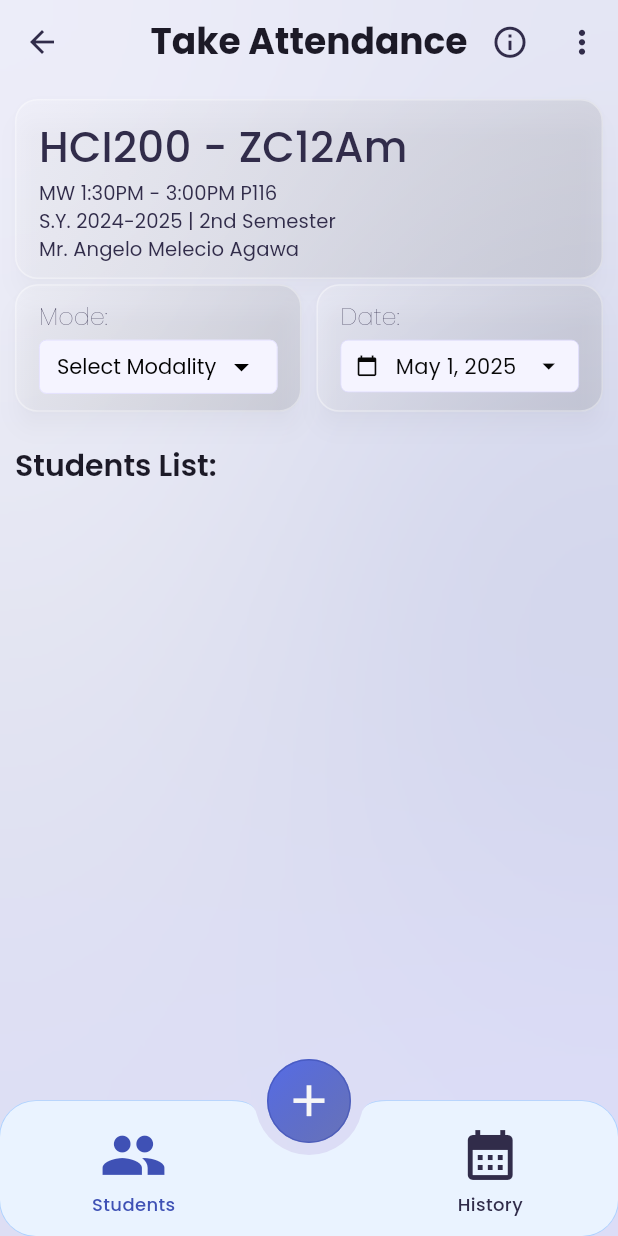
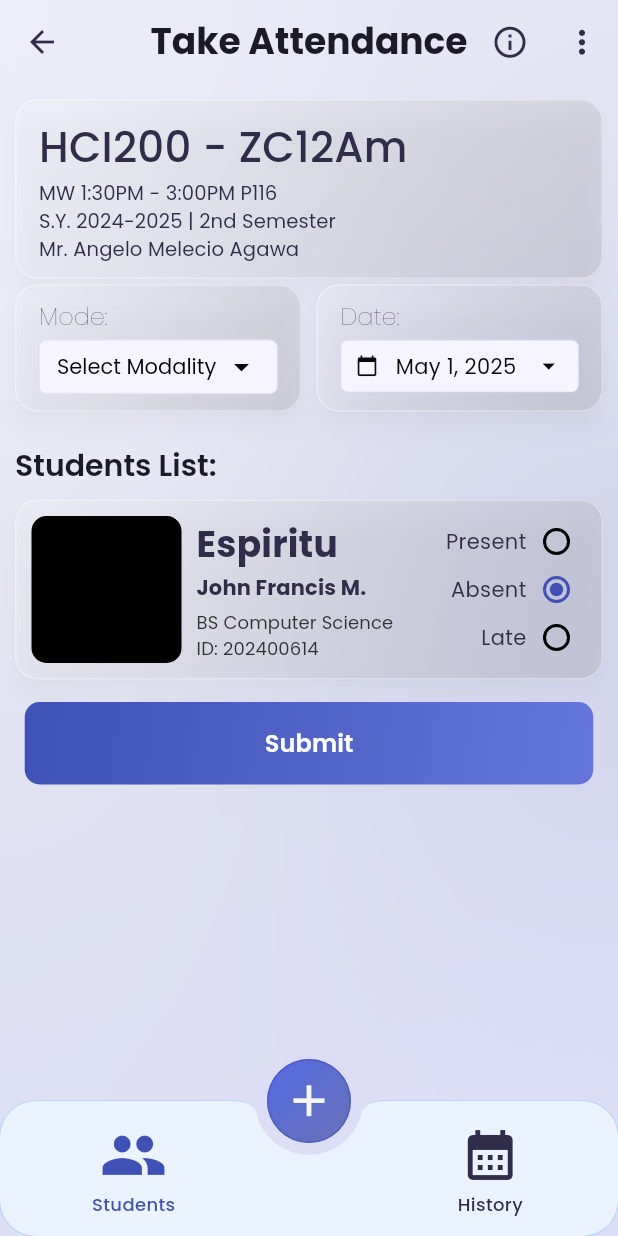
Before and after one commit to Jeyep18/beadle-s-app, a Flutter app: the screen it shows after launch, after a tap on an icon or button, on a phone screen of 412 x 824 dp. Run offline on Flutter 3.47's test engine with Material 3 defaults, Android fonts, the phone set to English and light mode, and no system bars; our stand-ins replace flutter_animate, flutter_slidable, google_fonts, loading_animation_widget.

Commit message:
changed color for save button to gradient

```diff
--- a/lib/class_dashboard.dart
+++ b/lib/class_dashboard.dart
@@ -1,5 +1,6 @@
 import 'package:beadles_app_prototype1/utils/background.dart';
 import 'package:beadles_app_prototype1/utils/date_picker.dart';
+import 'package:beadles_app_prototype1/utils/save_button.dart';
 import 'package:beadles_app_prototype1/utils/student_tile.dart';
 import 'package:flutter/services.dart';
 import 'package:flutter/material.dart';
@@ -384,6 +385,14 @@ class _ClassPageState extends State<ClassPage> {
                             studentID: entry.value[4],
                           ),
                         ),
+
+                        //Submit
+                        SaveButton(
+                          title: "Submit",
+                          onPressed: () {
+                            //make func here to open dialog box
+                          },
+                        ),
                       ],
                     ),
                   ),
--- a/lib/class_main_nav_page.dart
+++ b/lib/class_main_nav_page.dart
@@ -13,7 +13,9 @@ class ClassMainNavPage extends StatefulWidget {
 }
 
 class _ClassMainNavPageState extends State<ClassMainNavPage> {
-  final List<List<String>> studentList = [];
+  final List<List<String>> studentList = [
+    ["Espiritu", "John Francis", "M.", "BS Computer Science", "202400614"],
+  ];
 
   //controllers
   final _firstNameController = TextEditingController();
--- a/lib/utils/save_button.dart
+++ b/lib/utils/save_button.dart
@@ -8,17 +8,37 @@ class SaveButton extends StatelessWidget {
 
   @override
   Widget build(BuildContext context) {
-    return ElevatedButton(
+    return Container(
+      decoration: BoxDecoration(
+        borderRadius: BorderRadius.circular(10),
+        gradient: LinearGradient(
+          begin: Alignment.topLeft,
+          end: Alignment.bottomRight,
+          colors: [
+            Theme.of(context).brightness == Brightness.light
+                ? Theme.of(context).colorScheme.primary
+                : Theme.of(context).colorScheme.primary,
+            Theme.of(context).brightness == Brightness.light
+                ? Color.fromARGB(255, 101, 118, 218)
+                : Color.fromARGB(255, 43, 54, 121),
+          ],
+        ),
+      ),
+      child: ElevatedButton(
         style: ElevatedButton.styleFrom(
-        backgroundColor: Theme.of(context).colorScheme.primary,
+          backgroundColor: Colors.transparent,
+          shadowColor: Colors.transparent,
           minimumSize: Size(MediaQuery.of(context).size.width * 0.92, 55),
-        shape: RoundedRectangleBorder(borderRadius: BorderRadius.circular(10)),
+          shape: RoundedRectangleBorder(
+            borderRadius: BorderRadius.circular(10),
+          ),
         ),
         onPressed: () {
           //method for save
           onPressed();
         },
         child: Text(title, style: Theme.of(context).textTheme.labelLarge),
+      ),
     );
   }
 }
```
Also changed, not shown: lib/utils/cancel_button.dart (added, +27 -0 lines). Lines whose indentation alone changed are shown as unchanged.
